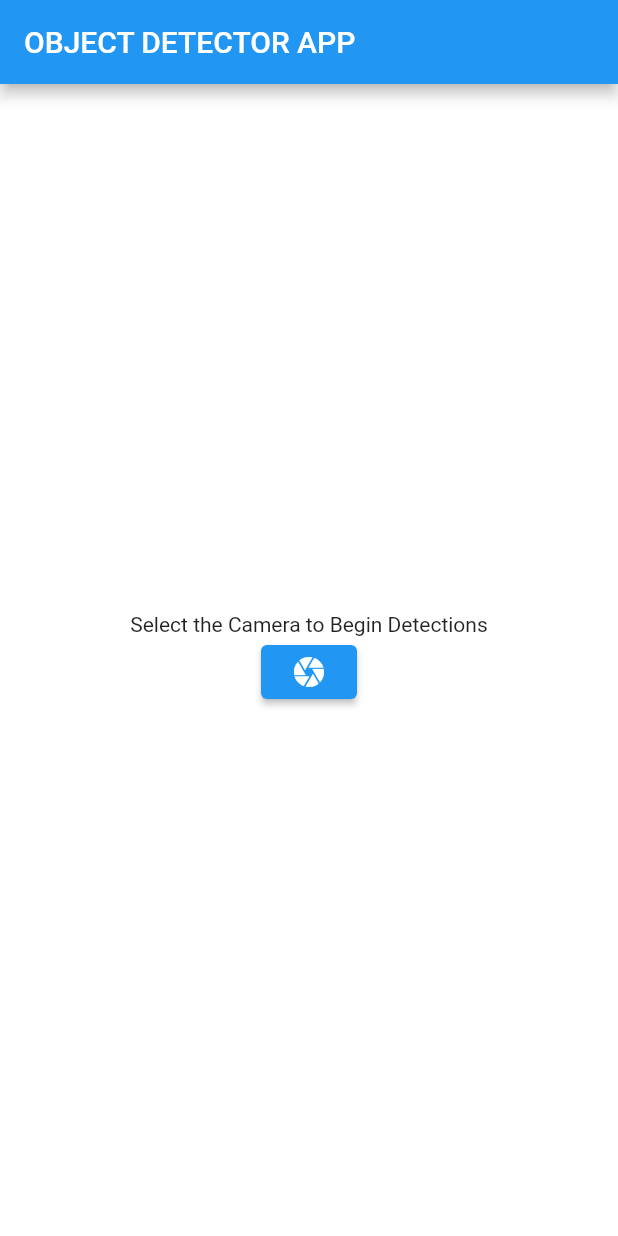
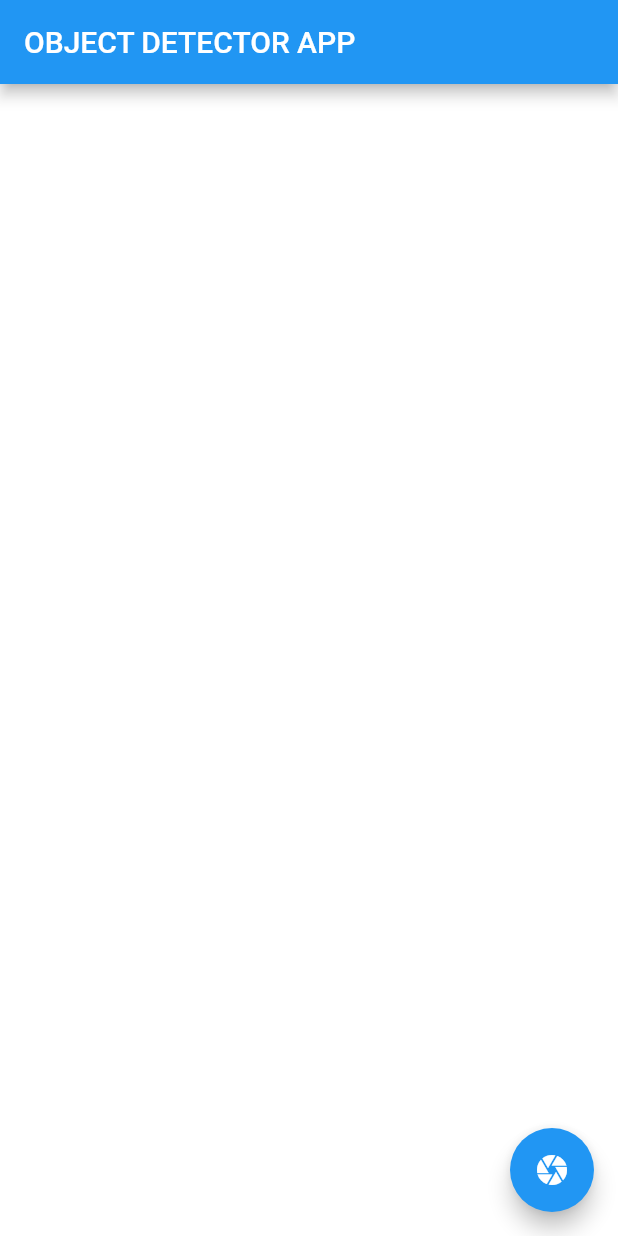
Before and after one commit to Hyeonje09/Flutter_object_detect, a Flutter app: the screen it shows after launch, on a phone screen of 412 x 824 dp. Run offline on Flutter 3.47's test engine with Material 2 defaults, Android fonts, the phone set to English and light mode, and no system bars; our stand-ins replace image_picker; missing offline and left inert: flutter_pytorch, gif.

Commit message:
객체 인식이 확인 되었을 때의 창

```diff
--- a/lib/HomeScreen.dart
+++ b/lib/HomeScreen.dart
@@ -93,13 +93,15 @@ class _HomeScreenState extends State<HomeScreen> {
 
   Future<void> showImagePopup() async {
     setState(() {
-      _image = _image; // 팝업이 열릴 때에만 이미지 할당
-      _popupOpen = true; // 팝업이 열림을 나타냄
+      _popupOpen = true;
     });
 
     await showDialog(
       context: context,
+      barrierDismissible: false,
       builder: (BuildContext context) {
+        return StatefulBuilder(
+          builder: (context, setState) {
             return Dialog(
               child: Container(
                 padding: EdgeInsets.all(16),
@@ -125,91 +127,24 @@ class _HomeScreenState extends State<HomeScreen> {
                         : Container(),
                     ElevatedButton(
                       onPressed: () {
-                    Navigator.of(context).pop();
                         setState(() {
-                      _image = null; // 팝업이 닫힐 때 이미지 초기화
-                      _popupOpen = false; // 팝업이 닫힘을 나타냄
+                          _popupOpen = false; // Set popup state to false.
                         });
+                        Navigator.of(context).pop(); // Close the dialog.
                       },
-                  child: Text("Close"),
-                ),
-              ],
-            ),
-          ),
-        );
-      },
-    );
-  }
-
-  @override
-  Widget build(BuildContext context) {
-    return Scaffold(
-      appBar: AppBar(title: const Text("OBJECT DETECTOR APP")),
-      backgroundColor: Colors.white,
-      body: Center(
-        child: Column(
-          mainAxisAlignment: MainAxisAlignment.center,
-          children: [
-            !firststate
-                ? !message
-                ? LoaderState()
-                : Text("Select the Camera to Begin Detections")
-                : Container(
-              width: 416,
-              height: 416,
-              color: _popupOpen ? Colors.white : null, // 팝업이 열려있을 때는 배경을 흰색으로 설정
-              child: Stack(
-                children: [
-                  Positioned.fill(
-                    child: _popupOpen
-                        ? Container() // 팝업이 열려있을 때는 이미지를 출력하지 않음
-                        : _image != null
-                        ? Image.file(
-                      _image!,
-                      fit: BoxFit.cover,
-                    )
-                        : Container(),
-                  ),
-                  Positioned.fill(
-                    child: _popupOpen
-                        ? Container() // 팝업이 열려있을 때는 이미지를 출력하지 않음
-                        : _objectModel.renderBoxesOnImage(
-                      _image!,
-                      objDetect,
-                    ),
-                  ),
-                  Positioned(
-                    // Adjust the position according to your needs
-                    top: 20,
-                    left: 20,
-                    child: Container(
-                      width: 100,
-                      height: 100,
-                      child: _image != null
-                          ? Image.file(
-                        _image!,
-                        fit: BoxFit.cover,
-                      )
-                          : Container(),
-                    ),
-                  ),
-                ],
-              ),
-            ),
-            Center(
-              child: Visibility(
-                visible: _imagePrediction != null,
-                child: Text("$_imagePrediction"),
-              ),
+                      child: Text("OK"),
                     ),
                     ElevatedButton(
                       onPressed: () {
+                        Navigator.of(context).pop();
+                        setState(() {
+                          _image = null;
+                          _popupOpen = false;
+                        });
                         runObjectDetection().then((_) {
-                  // Set the prediction result
                           if (objDetect.isNotEmpty) {
                             ResultObjectDetection? highestScorePrediction =
-                    objDetect.reduce((a, b) =>
-                    a!.score > b!.score ? a : b);
+                            objDetect.reduce((a, b) => a!.score > b!.score ? a : b);
                             if (highestScorePrediction != null) {
                               String prediction =
                                   "${highestScorePrediction.className} (${highestScorePrediction.score.toStringAsFixed(2)})";
@@ -218,15 +153,86 @@ class _HomeScreenState extends State<HomeScreen> {
                               });
                             }
                           }
-                  // Show the image popup
+                          showImagePopup();
+                        });
+                      },
+                      child: Text("Retry"),
+                    ),
+                  ],
+                ),
+              ),
+            );
+          },
+        );
+      },
+    ).then((_) {
+      setState(() {
+        _popupOpen = false; // Close the popup after it's dismissed.
+      });
+    });
+  }
+
+  @override
+  Widget build(BuildContext context) {
+    return Scaffold(
+      appBar: AppBar(title: const Text("OBJECT DETECTOR APP")),
+      backgroundColor: Colors.white,
+      body: Row(
+        children: [
+          Expanded(
+            flex: 2,
+            child: Container(
+              width: double.infinity,
+              height: double.infinity,
+              color: Colors.white,
+              child: _image != null
+                  ? Image.file(
+                _image!,
+                fit: BoxFit.contain,
+              )
+                  : null,
+            ),
+          ),
+          Expanded(
+            flex: 1,
+            child: Container(
+              width: double.infinity,
+              height: double.infinity,
+              color: Colors.white,
+              child: Column(
+                mainAxisAlignment: MainAxisAlignment.center,
+                crossAxisAlignment: CrossAxisAlignment.center,
+                children: [
+                  if (_prediction.isNotEmpty)
+                    Text(
+                      _prediction.last,
+                      style: TextStyle(fontSize: 16),
+                    ),
+                ],
+              ),
+            ),
+          ),
+        ],
+      ),
+      floatingActionButton: FloatingActionButton(
+        onPressed: () {
+          runObjectDetection().then((_) {
+            if (objDetect.isNotEmpty) {
+              ResultObjectDetection? highestScorePrediction =
+              objDetect.reduce((a, b) => a!.score > b!.score ? a : b);
+              if (highestScorePrediction != null) {
+                String prediction =
+                    "${highestScorePrediction.className} (${highestScorePrediction.score.toStringAsFixed(2)})";
+                setState(() {
+                  _prediction.add(prediction);
+                });
+              }
+            }
             showImagePopup();
           });
         },
         child: const Icon(Icons.camera),
       ),
-          ],
-        ),
-      ),
     );
   }
 }
```
Lines whose indentation alone changed are shown as unchanged.
